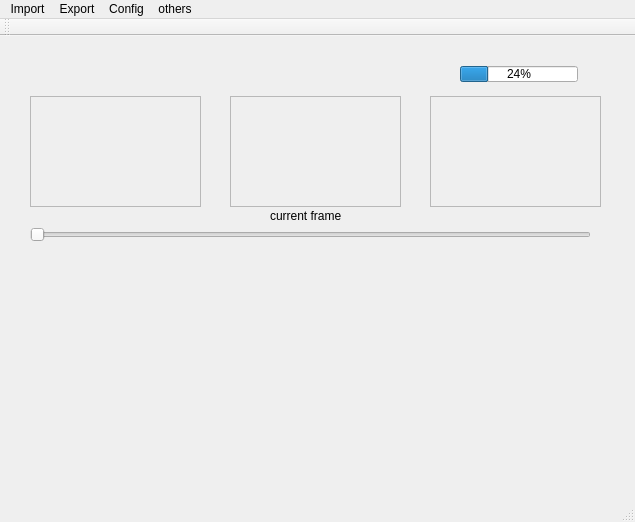
Above: mainwindow.ui from gccheng/GTgenerator before the change. Below: the same form after it.
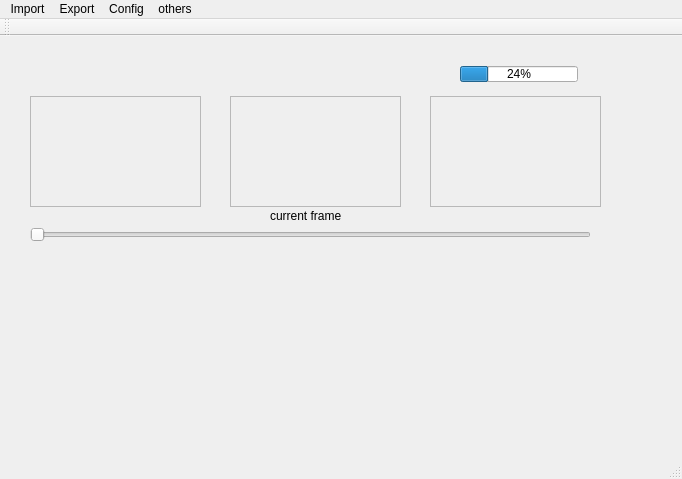
That is the form after the change.

The edit to the form file:
```diff
--- a/mainwindow.ui
+++ b/mainwindow.ui
@@ -6,10 +6,16 @@
    <rect>
     <x>0</x>
     <y>0</y>
-    <width>635</width>
-    <height>522</height>
+    <width>682</width>
+    <height>479</height>
    </rect>
   </property>
+  <property name="sizePolicy">
+   <sizepolicy hsizetype="Preferred" vsizetype="Expanding">
+    <horstretch>0</horstretch>
+    <verstretch>0</verstretch>
+   </sizepolicy>
+  </property>
   <property name="windowTitle">
    <string>MainWindow</string>
   </property>
@@ -93,7 +99,7 @@
      <rect>
       <x>270</x>
       <y>170</y>
-      <width>91</width>
+      <width>111</width>
       <height>20</height>
      </rect>
     </property>
@@ -107,7 +113,7 @@
     <rect>
      <x>0</x>
      <y>0</y>
-     <width>635</width>
+     <width>682</width>
      <height>25</height>
     </rect>
    </property>
```
